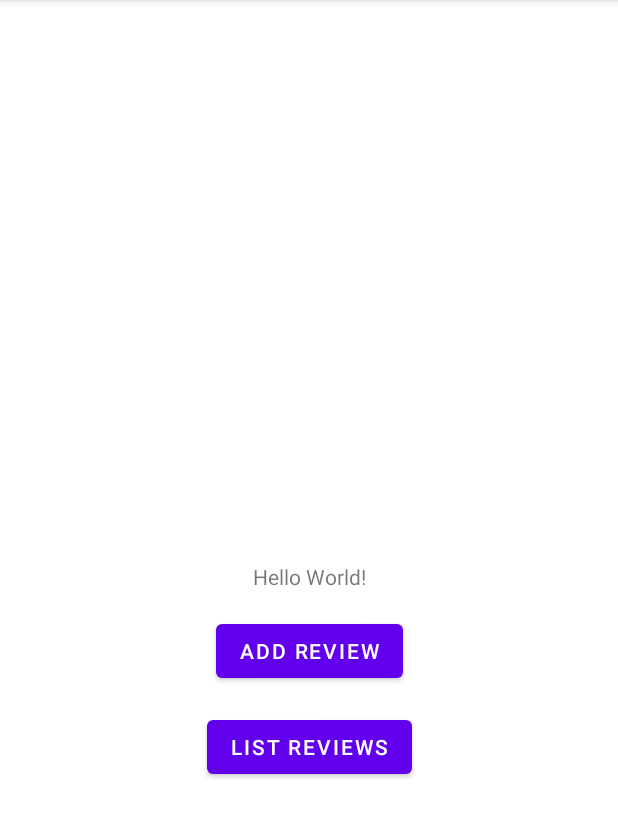
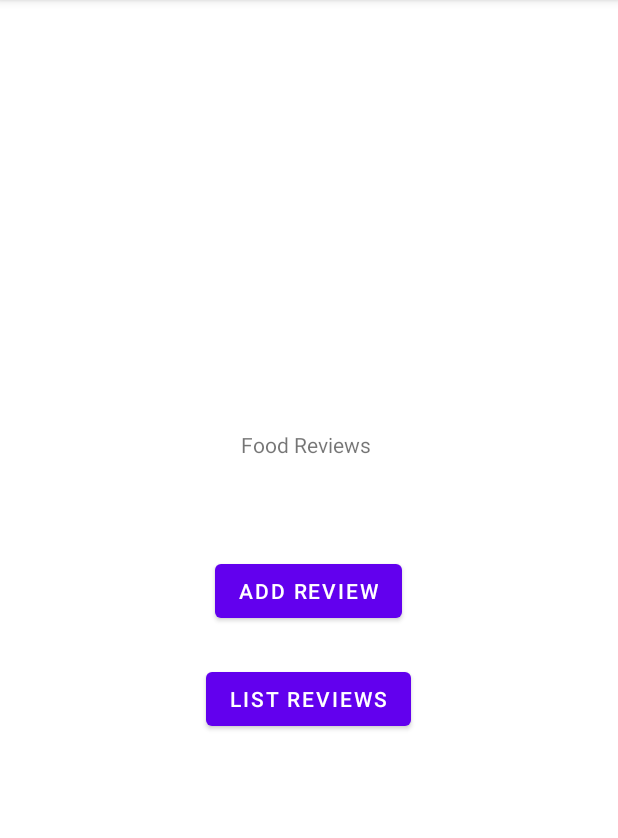
Before and after one commit to tom12345-coder-creator/FoodCriticApp, an Android app: the MainActivity screen opened directly, with no data from a screen before it, on a phone screen of 412 x 824 dp, the part 84-922 px from its top. Run offline under Robolectric (Android 15) with nearby library versions, the phone set to English and light mode, and no system bars.

Commit message:
changed layout of xml a little bit

```diff
--- a/app/src/main/res/layout/activity_main.xml
+++ b/app/src/main/res/layout/activity_main.xml
@@ -7,30 +7,32 @@
     tools:context=".MainActivity">
 
     <TextView
-        android:id="@+id/textView"
+        android:id="@+id/foodReviewText"
         android:layout_width="wrap_content"
         android:layout_height="wrap_content"
-        android:text="Hello World!"
+        android:text="@string/FoodCriticApp"
         app:layout_constraintBottom_toBottomOf="parent"
+        app:layout_constraintHorizontal_bias="0.498"
         app:layout_constraintLeft_toLeftOf="parent"
         app:layout_constraintRight_toRightOf="parent"
-        app:layout_constraintTop_toTopOf="parent" />
+        app:layout_constraintTop_toTopOf="parent"
+        app:layout_constraintVertical_bias="0.383" />
 
     <Button
         android:id="@+id/addReviewbtn"
         android:layout_width="wrap_content"
         android:layout_height="wrap_content"
-        android:layout_marginTop="16dp"
+        android:layout_marginTop="64dp"
         android:text="@string/addReviewLable"
-        app:layout_constraintEnd_toEndOf="@+id/textView"
-        app:layout_constraintStart_toStartOf="@+id/textView"
-        app:layout_constraintTop_toBottomOf="@+id/textView" />
+        app:layout_constraintEnd_toEndOf="@+id/foodReviewText"
+        app:layout_constraintStart_toStartOf="@+id/foodReviewText"
+        app:layout_constraintTop_toBottomOf="@+id/foodReviewText" />
 
     <Button
         android:id="@+id/ListReviewbtn"
         android:layout_width="wrap_content"
         android:layout_height="wrap_content"
-        android:layout_marginTop="16dp"
+        android:layout_marginTop="24dp"
         android:text="@string/listReviewLable"
         app:layout_constraintEnd_toEndOf="@+id/addReviewbtn"
         app:layout_constraintStart_toStartOf="@+id/addReviewbtn"
--- a/app/src/main/res/values/strings.xml
+++ b/app/src/main/res/values/strings.xml
@@ -17,4 +17,5 @@
     <string name="foodNameInput">"food name "</string>
     <string name="FoodInput">Input food name</string>
     <string name="foodInp" />
+    <string name="FoodCriticApp">"Food Reviews "</string>
 </resources>
```
